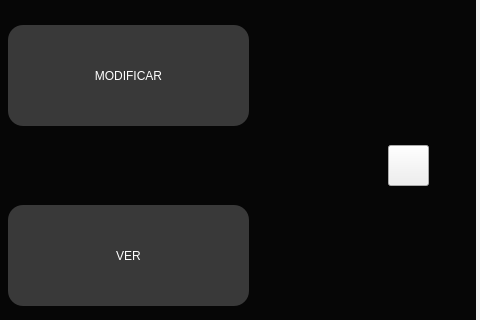
ThomyALUN/proyecto1-estructuras, file Ventana2.ui: the form before one commit; both pictures show x 542 to 1022 and y 115 to 435 of the 1022 by 567 pixel window.
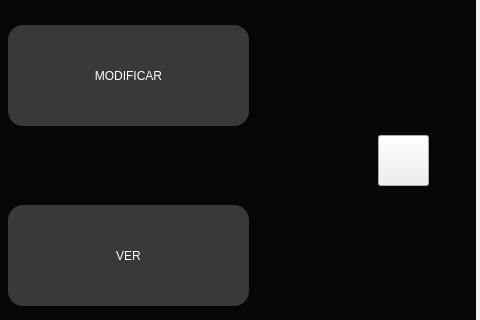
The form after the commit. Icons and pictures are not drawn.

Diff of the .ui file:
```diff
--- a/Ventana2.ui
+++ b/Ventana2.ui
@@ -287,10 +287,10 @@
     <widget class="QPushButton" name="BSiguiente">
      <property name="geometry">
       <rect>
-       <x>920</x>
-       <y>250</y>
-       <width>41</width>
-       <height>41</height>
+       <x>910</x>
+       <y>240</y>
+       <width>51</width>
+       <height>51</height>
       </rect>
      </property>
      <property name="styleSheet">
```
Left out of the diff: 6 changed lines with no effect on the pictures.
